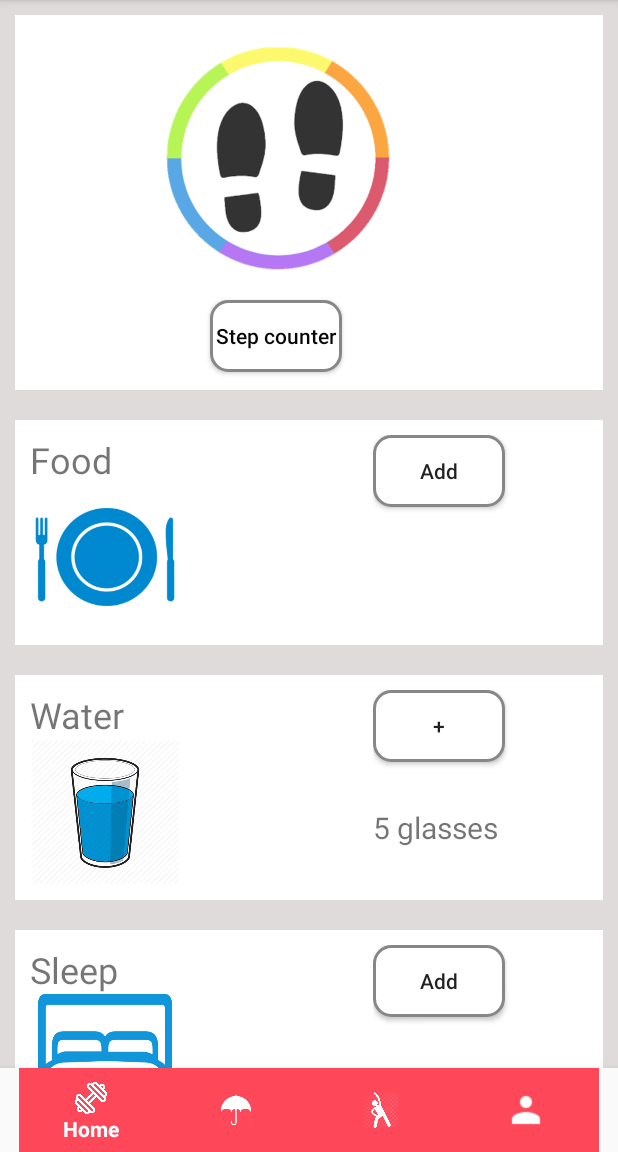
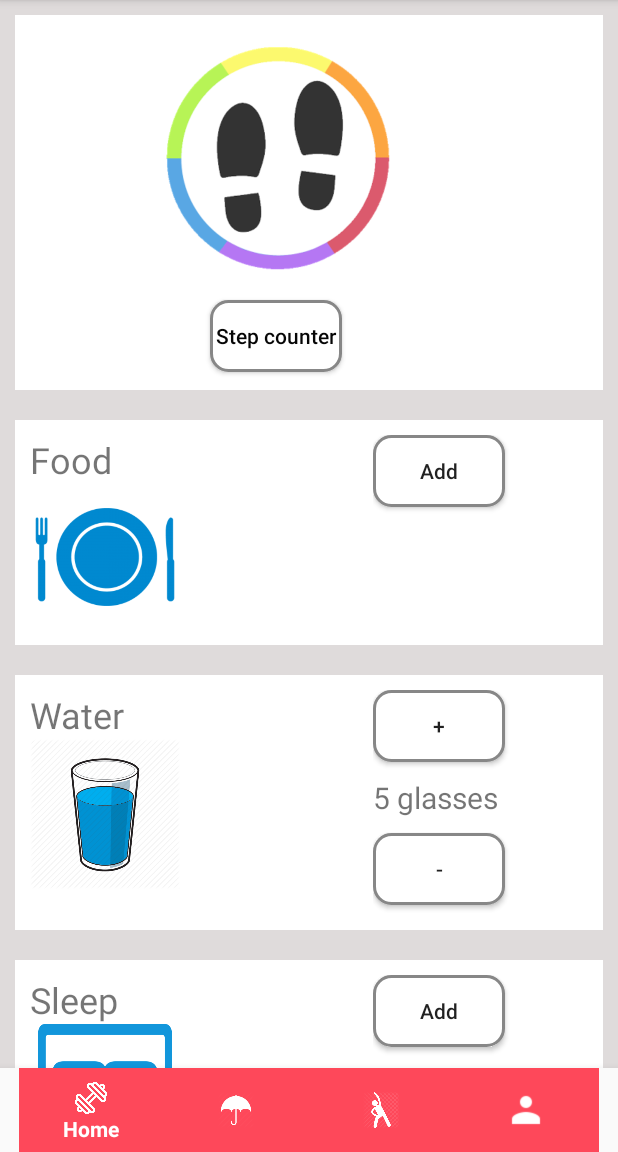
Before and after one commit to mobiledev2019/mp-n9_5_fitness, an Android app: the screen it shows after launch (MainActivity), on a phone screen of 412 x 824 dp, the part 84-1236 px from its top. Run offline under Robolectric (Android 15) with nearby library versions, the phone set to English and light mode, and no system bars.

Commit message:
up and up

```diff
--- a/app/build.gradle
+++ b/app/build.gradle
@@ -32,6 +32,11 @@ dependencies {
     implementation 'com.readystatesoftware.sqliteasset:sqliteassethelper:+'
     implementation 'com.github.prolificinteractive:material-calendarview:v1.4.3'
     implementation 'me.zhanghai.android.materialprogressbar:library:1.4.1'
+
+
+    implementation 'com.github.bumptech.glide:glide:4.9.0'
+    annotationProcessor 'com.github.bumptech.glide:compiler:4.9.0'
+
     testImplementation 'junit:junit:4.12'
     androidTestImplementation 'com.android.support.test:runner:1.0.2'
     androidTestImplementation 'com.android.support.test.espresso:espresso-core:3.0.2'
--- a/app/src/main/java/com/example/datnguyen/fitness/Activity/ViewExercise.java
+++ b/app/src/main/java/com/example/datnguyen/fitness/Activity/ViewExercise.java
@@ -9,6 +9,7 @@ import android.widget.ImageView;
 import android.widget.TextView;
 import android.widget.Toast;
 
+import com.bumptech.glide.Glide;
 import com.example.datnguyen.fitness.Database.WorkoutDB;
 import com.example.datnguyen.fitness.Others.Common;
 import com.example.datnguyen.fitness.R;
@@ -88,7 +89,8 @@ public class ViewExercise extends AppCompatActivity {
             image_id = getIntent().getIntExtra("image_id",-1);
             name = getIntent().getStringExtra("name");
 
-            detail_image.setImageResource(image_id);
+          //  detail_image.setImageResource(image_id);
+            Glide.with(this).load(image_id).into(detail_image);
             title.setText(name);
 
         }
--- a/app/src/main/res/layout/activity_cardio_training.xml
+++ b/app/src/main/res/layout/activity_cardio_training.xml
@@ -26,7 +26,6 @@
         style="@style/Widget.MaterialProgressBar.ProgressBar.Horizontal"/>
     <ImageView
         android:id="@+id/detail_image"
-        android:src="@drawable/fdfdf"
         android:layout_centerInParent="true"
         android:layout_width="300dp"
         android:layout_height="200dp" />
--- a/app/src/main/res/layout/activity_view_exercise.xml
+++ b/app/src/main/res/layout/activity_view_exercise.xml
@@ -15,7 +15,6 @@
         android:layout_height="50dp" />
     <ImageView
         android:id="@+id/detail_image"
-        android:src="@drawable/fdfdf"
         android:layout_centerInParent="true"
         android:layout_width="300dp"
         android:layout_height="200dp" />
--- a/app/src/main/res/layout/fragment_home.xml
+++ b/app/src/main/res/layout/fragment_home.xml
@@ -89,7 +89,7 @@
             android:id="@+id/Water"
             android:layout_marginTop="20dp"
             android:layout_width="500dp"
-            android:layout_height="150dp"
+            android:layout_height="170dp"
             android:background="#fff"
             android:orientation="horizontal"
             android:weightSum="10">
@@ -118,17 +118,27 @@
                 android:layout_weight="6"
                 android:padding="10dp">
                 <Button
-                    android:id="@+id/btnWater"
+                    android:id="@+id/btnWaterPlus"
                     android:text="+"
                     android:textAllCaps="false"
                     android:layout_width="wrap_content"
                     android:layout_height="wrap_content"
                     android:background="@drawable/buttonshape"/>
-                <TextView
+                <Button
+                    android:layout_marginTop="10dp"
+                    android:id="@+id/btnWaterMinus"
+                    android:text="-"
+                    android:textAllCaps="false"
                     android:layout_width="wrap_content"
                     android:layout_height="wrap_content"
-                    android:layout_below="@+id/btnWater"
-                    android:layout_marginTop="30sp"
+                    android:layout_below="@+id/txtWaterDisplay"
+                    android:background="@drawable/buttonshape"/>
+                <TextView
+                    android:layout_marginTop="10dp"
+                    android:id="@+id/txtWaterDisplay"
+                    android:layout_width="wrap_content"
+                    android:layout_height="wrap_content"
+                    android:layout_below="@+id/btnWaterPlus"
                     android:text="5 glasses"
                     android:textSize="20sp"/>
 
--- a/build.gradle
+++ b/build.gradle
@@ -5,6 +5,8 @@ buildscript {
     repositories {
         google()
         jcenter()
+
+
     }
     dependencies {
         classpath 'com.android.tools.build:gradle:3.2.1'
@@ -19,6 +21,7 @@ allprojects {
     repositories {
         google()
         jcenter()
+
         maven { url 'https://jitpack.io' }
     }
 }
```
Also changed, not shown: app/src/main/java/com/example/datnguyen/fitness/Activity/CardioTraining.java (+11 -5 lines), app/src/main/java/com/example/datnguyen/fitness/Activity/ListExercise.java (+11 -8 lines), app/src/main/res/drawable/fdfdf.png (deleted), app/src/main/res/drawable/img_314987.png (deleted), app/src/main/res/drawable/img_37466.png (deleted), app/src/main/res/drawable/loop_2.gif (added), app/src/main/res/drawable/sdsf.png (deleted).
